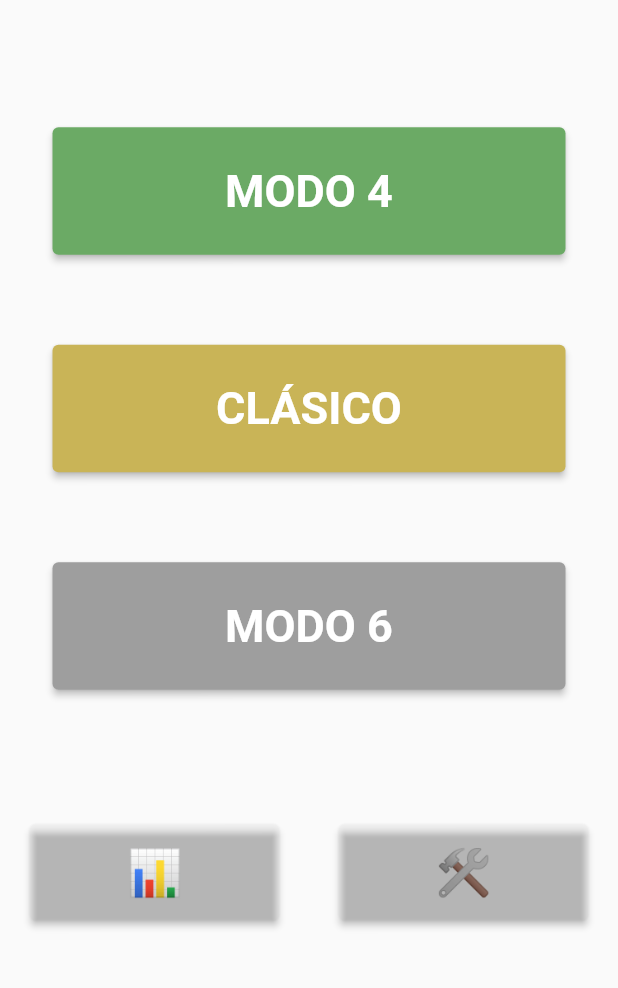
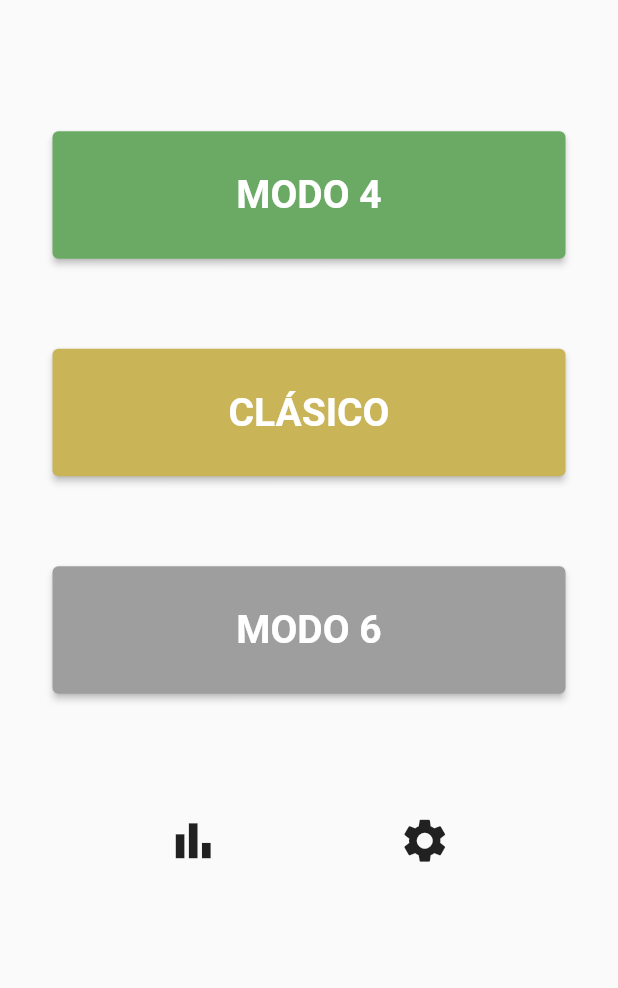
Before and after one commit to jcmh05/wordleFlutterApp, a Flutter app: the screen it shows after launch, on a phone screen of 412 x 824 dp, the part 226-1214 px from its top. Run offline on Flutter 3.47's test engine with Material 2 defaults, Android fonts, the phone set to English and light mode, and no system bars; our stand-ins replace confetti, fluttertoast, google_fonts; Roboto replaces fonts that are missing (Arial).

```diff
--- a/lib/componentes/componentes.dart
+++ b/lib/componentes/componentes.dart
@@ -4,3 +4,5 @@ export 'grids_superiores.dart';
 export 'casilla_de_letra.dart';
 export 'wordle_tema.dart';
 export 'ventanaFinDeJuego.dart';
+export 'ventanaAjustes.dart';
+export 'ventanaEstadisticas.dart';
--- a/lib/componentes/ventanaFinDeJuego.dart
+++ b/lib/componentes/ventanaFinDeJuego.dart
@@ -23,7 +23,7 @@ class VentanaFinDeJuego extends StatelessWidget {
         content: SingleChildScrollView(
           child: Center(
             child: Text(
-              (victoria) ? "Enhorabuena" : "La palabra era: " + palabra,
+              (victoria) ? "¡Enhorabuena!" : "La palabra era: " + palabra,
               style: TextStyle(
                 fontSize: 18, // Tamaño de fuente personalizado
               ),
--- /dev/null
+++ b/lib/funciones/funciones.dart
@@ -0,0 +1 @@
+export 'devolverColor.dart';
--- a/lib/pantallas/menu.dart
+++ b/lib/pantallas/menu.dart
@@ -1,5 +1,6 @@
 import 'package:flutter/material.dart';
-import 'package:wordle/pantallas/pantalla_estadisticas.dart';
+import 'package:wordle/componentes/componentes.dart';
+import 'package:wordle/componentes/ventanaEstadisticas.dart';
 import '../pantallas/pantallas.dart';
 
 class Menu extends StatefulWidget{
@@ -90,7 +91,7 @@ class _MenuState extends State<Menu> {
                         'MODO 4',
                         style: TextStyle(
                           fontWeight: FontWeight.bold, // Fuente botón
-                          fontSize: 30.0, // Tamaño fuente
+                          fontSize: 26.0, // Tamaño fuente
                           color: Colors.white,
                           fontFamily: 'Arial', // Fuente
                         )
@@ -121,7 +122,7 @@ class _MenuState extends State<Menu> {
                         'CLÁSICO',
                         style: TextStyle(
                           fontWeight: FontWeight.bold, // Fuente botón
-                          fontSize: 30.0, // Tamaño fuente
+                          fontSize: 26.0, // Tamaño fuente
                           color: Colors.white,
                           fontFamily: 'Arial', // Fuente
                         )
@@ -152,7 +153,7 @@ class _MenuState extends State<Menu> {
                         'MODO 6',
                         style: TextStyle(
                           fontWeight: FontWeight.bold, // Fuente botón
-                          fontSize: 30.0, // Tamaño fuente
+                          fontSize: 26.0, // Tamaño fuente
                           color: Colors.white,
                           fontFamily: 'Arial', // Fuente
                         )
@@ -171,59 +172,36 @@ class _MenuState extends State<Menu> {
 
         Spacer(),
 
-        Row(
+        Padding(
+          padding: EdgeInsets.only(bottom: 45.0),
+          child: Row(
             mainAxisSize: MainAxisSize.max,
             mainAxisAlignment: MainAxisAlignment.spaceEvenly,
             crossAxisAlignment: CrossAxisAlignment.center,
             children: [
               // Botón estadísticas
-            Expanded(
-                child: Padding(
-                  padding: EdgeInsets.all(20.0), // Espacio uniforme alrededor del botón
-                  child: ElevatedButton(
+              IconButton(
+                iconSize: 35.0,
+                splashColor: primerColorBoton,
+                icon: Icon(Icons.bar_chart_sharp),
                 onPressed: () {
-                      Navigator.push(
-                        context,
-                          MaterialPageRoute(builder: (context) => PantallaEstadisticas()),
-                      );
+                  showDialog(context: context, builder:(context){return VentanaEstadisticas();});
                 },
-                    child: Text(
-                      '📊',
-                      style: TextStyle(
-                        fontSize: 30.0, // Tamaño fuente
               ),
+
+              // Botón Ajustes
+              IconButton(
+                iconSize: 35.0,
+                splashColor: primerColorBoton,
+                icon: Icon(Icons.settings),
+                onPressed: () {
+                  showDialog(context: context, builder:(context){return VentanaAjustes();});
+                },
               ),
-                    style: ElevatedButton.styleFrom(
-                      //elevation: 0.0,
-                      backgroundColor: Colors.transparent,
-                      minimumSize: Size(0, alturaBoton-(alturaBoton/4)),
-                    ),
-                  ),
+            ],
           ),
         ),
 
-            // Botón Ajustes
-            Expanded(
-                child: Padding(
-                  padding: EdgeInsets.all(20.0), // Espacio uniforme alrededor del botón
-                  child: ElevatedButton(
-                    onPressed: () {},
-                    child: Text(
-                      '🛠',
-                      style: TextStyle(
-                        fontSize: 30.0, // Tamaño fuente
-                      ),
-                    ),
-                    style: ElevatedButton.styleFrom(
-                      //elevation: 0.0,
-                      backgroundColor: Colors.transparent,
-                      minimumSize: Size(0, alturaBoton-(alturaBoton/4)),
-                    ),
-                  ),
-                ),
-            ),
-          ],
-        ),
 
         Spacer(),
 
--- a/lib/pantallas/pantalla_estadisticas.dart
+++ /dev/null
@@ -1,54 +0,0 @@
-import 'package:flutter/material.dart';
-import 'package:wordle/pantallas/pantallas.dart';
-import 'package:wordle/componentes/componentes.dart';
-
-class PantallaEstadisticas extends StatefulWidget {
-
-  const PantallaEstadisticas({Key? key}) : super(key: key);
-
-  @override
-  _PantallaEstadisticasState createState() => _PantallaEstadisticasState();
-}
-
-class _PantallaEstadisticasState extends State<WordlePaginaPrincipal> {
-  // Parámetros Appbar
-  final alturaBarra = 72.0;
-
-  @override
-  Widget build( BuildContext context) {
-    return MaterialApp(
-      theme: WordleTema.temaClaro ? WordleTema.claro() : WordleTema.oscuro(),
-      home: Scaffold(
-        appBar: AppBar(
-          title: Row( //Fila que contendrá el botón de retroceso
-            mainAxisAlignment: MainAxisAlignment.center,
-            children: [
-              IconButton(
-                icon: Icon(Icons.arrow_back),
-                onPressed: () {
-                  // Acción a realizar al presionar el botón de retroceso
-                  Navigator.pop(context, true);
-                },
-              ),
-            ],
-          ),
-          toolbarHeight: alturaBarra,
-          elevation: 0.0,
-          centerTitle: true,
-          actions: [
-            IconButton(
-              icon: WordleTema.temaClaro ? Icon(Icons.nightlight_outlined) : Icon(Icons.nightlight),
-              onPressed: () {
-                WordleTema.cambiarTema();
-                setState(() {});
-              },
-            ),
-          ],
-        ),
-
-        body: Text('Estadísticas!!!!!\n\n\n🥱'),
-      ),
-    );
-  }
-
-}
```
Also changed, not shown: lib/componentes/grids_superiores.dart (+16 -12 lines), lib/componentes/keyButton.dart (+26 -3 lines), lib/componentes/keyboard.dart (+18 -5 lines), lib/componentes/ventanaAjustes.dart (added, +42 -0 lines), lib/componentes/ventanaEstadisticas.dart (added, +199 -0 lines), lib/datos_de_juego/palabras_wordle.dart (deleted, +0 -9 lines), lib/funciones/devolverColor.dart (added, +26 -0 lines), lib/pantallas/juego.dart (+62 -18 lines), lib/pantallas/pantalla_ajustes.dart (deleted). Lines whose indentation alone changed are shown as unchanged.
